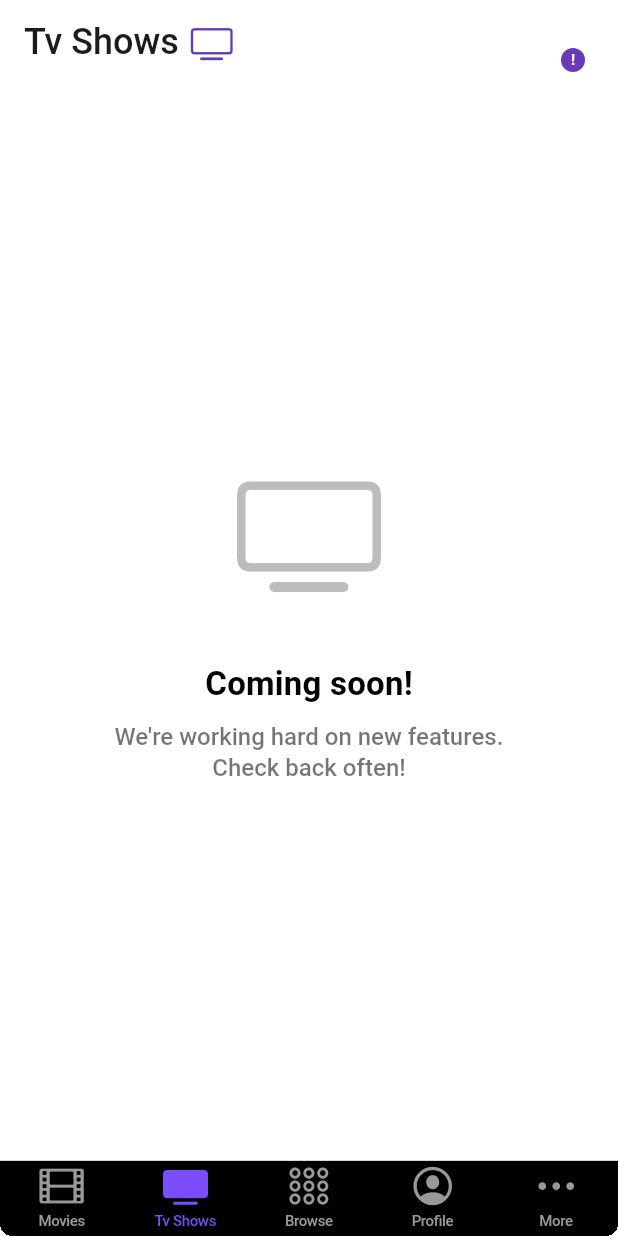
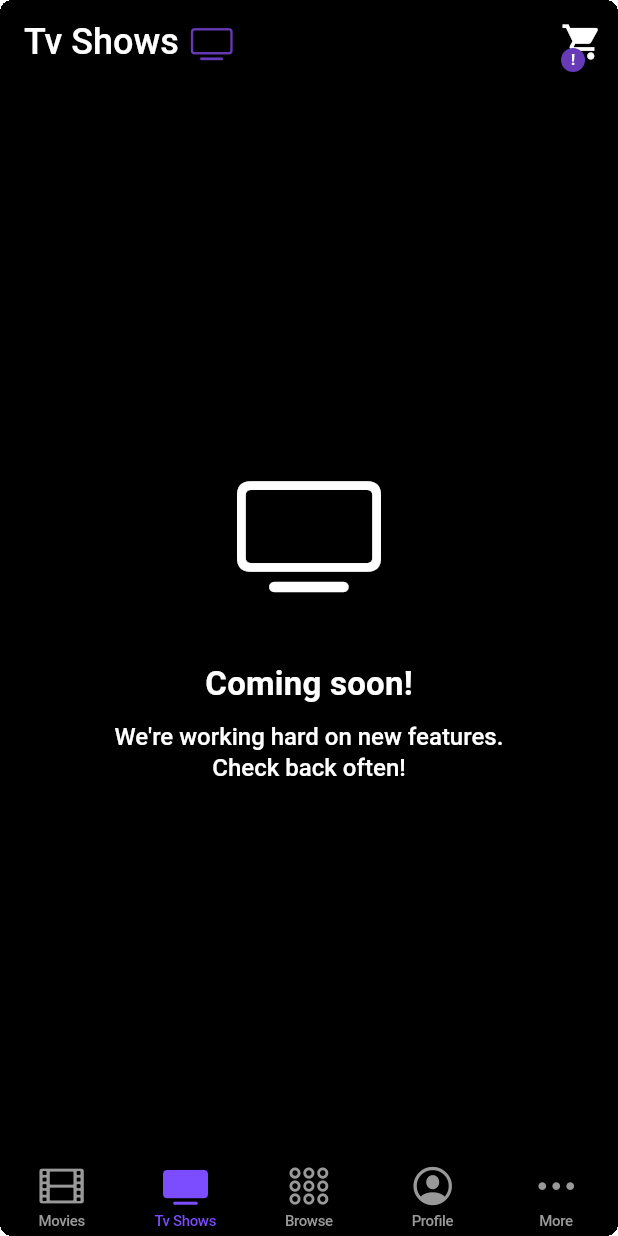
Before and after one commit to MostafaSrour/Movies_Rental_And_Buy, a Flutter app: the screen it shows after launch, item 2 of the bottom bar chosen, on a phone screen of 412 x 824 dp. Run offline on Flutter 3.47's test engine with Material 3 defaults, Android fonts, the phone set to English and light mode, and no system bars; our stand-ins replace responsive_framework; network calls fail.

Commit message:
final UI

```diff
--- a/lib/card.dart
+++ b/lib/card.dart
@@ -17,7 +17,7 @@ class MovieCard extends StatelessWidget {
       borderRadius: BorderRadius.circular(4),
       clipBehavior: Clip.hardEdge,
       elevation: 8,
-      shadowColor: const Color(0xCC000000),
+      shadowColor: const Color(0xCC3A3838),
       child: FadeInImage.assetNetwork(
         image: movie.box,
         placeholder: "assets/placeholder_box.png",
--- a/lib/comingSoonPage.dart
+++ b/lib/comingSoonPage.dart
@@ -14,25 +14,28 @@ class _ComingSoonPageState extends State<ComingSoonPage> {
   Widget build(BuildContext context) {
     return Center(
       child: SingleChildScrollView(
-        physics: BouncingScrollPhysics(),
+        physics: const BouncingScrollPhysics(),
         child: Column(
           mainAxisAlignment: MainAxisAlignment.center,
           crossAxisAlignment: CrossAxisAlignment.center,
           children: <Widget>[
-            Icon(widget.icon, color: Colors.black26, size: 96),
-            Padding(padding: EdgeInsets.only(bottom: 36)),
+            Icon(widget.icon, color: Colors.white, size: 96),
+            const Padding(padding: EdgeInsets.only(bottom: 36)),
             Text('Coming soon!',
-                style: Theme.of(context).textTheme.titleMedium),
-            Padding(padding: EdgeInsets.only(bottom: 8)),
+                style: Theme.of(context)
+                    .textTheme
+                    .titleMedium
+                    ?.apply(color: Colors.white)),
+            const Padding(padding: EdgeInsets.only(bottom: 8)),
             Container(
-              margin: EdgeInsets.symmetric(horizontal: 64),
+              margin: const EdgeInsets.symmetric(horizontal: 64),
               child: Text(
                   "We're working hard on new features. Check back often!",
                   textAlign: TextAlign.center,
                   style: Theme.of(context)
                       .textTheme
                       .headlineMedium!
-                      .apply(color: Colors.black54)),
+                      .apply(color: Colors.white)),
             ),
           ],
         ),
--- a/lib/home.dart
+++ b/lib/home.dart
@@ -24,13 +24,16 @@ class _HomeState extends State<Home> {
         appBar: AppBar(
           elevation: 0,
           centerTitle: false,
-          backgroundColor: Colors.white,
+          backgroundColor: Colors.black,
           automaticallyImplyLeading: false,
           title: Row(
             children: [
               Text(
                 menuItemName(_layoutSelection),
-                style: Theme.of(context).textTheme.headlineSmall,
+                style: Theme.of(context)
+                    .textTheme
+                    .headlineSmall
+                    ?.apply(color: Colors.white),
               ),
               const Padding(padding: EdgeInsets.only(right: 8)),
               Icon(menuIcon(_layoutSelection),
@@ -92,7 +95,7 @@ class _HomeState extends State<Home> {
           onTap: _onSelectMenuItem,
         ),
         body: _buildPage(),
-        backgroundColor: Colors.white,
+        backgroundColor: Colors.black,
       ),
     );
   }
@@ -133,9 +136,9 @@ class _HomeState extends State<Home> {
     return _layoutSelection == bottomMenu ? iconSelected : icon;
   }
 
-  Color _setMenuItemColor({required BottomMenu bottomMenu}) {
-    return _layoutSelection == bottomMenu ? Colors.blueAccent : Colors.grey;
-  }
+  // Color _setMenuItemColor({required BottomMenu bottomMenu}) {
+  //   return _layoutSelection == bottomMenu ? Colors.blueAccent : Colors.grey;
+  // }
 
   void _onSelectMenuItem(int index) {
     tabIndex = index;
--- a/lib/itemMovieContainer.dart
+++ b/lib/itemMovieContainer.dart
@@ -13,7 +13,7 @@ class MovieContainer extends StatelessWidget {
     return Padding(
       padding: const EdgeInsets.only(right: 12),
       child: InkWell(
-        onTap: () => _goGameDetailsPage(context, movie),
+        onTap: () => _goMovieDetailsPage(context, movie),
         child: Column(
           crossAxisAlignment: CrossAxisAlignment.center,
           children: [
@@ -43,7 +43,7 @@ class MovieContainer extends StatelessWidget {
     );
   }
 
-  void _goGameDetailsPage(BuildContext context, Movie movie) {
+  void _goMovieDetailsPage(BuildContext context, Movie movie) {
     Navigator.of(context).push(
       MaterialPageRoute(
         builder: (c) {
--- a/lib/moviePage.dart
+++ b/lib/moviePage.dart
@@ -39,7 +39,7 @@ class _MoviePageState extends State<MoviePage> {
                 ]),
           ),
           MovieHorizontalScroll(newMovies),
-          Divider(height: 2, indent: 8),
+          const Divider(height: 2, indent: 8),
           Padding(
             padding: const EdgeInsets.fromLTRB(16, 12, 8, 8),
             child: Row(
```
Also changed, not shown: lib/moviedb.dart (+28 -4 lines).
